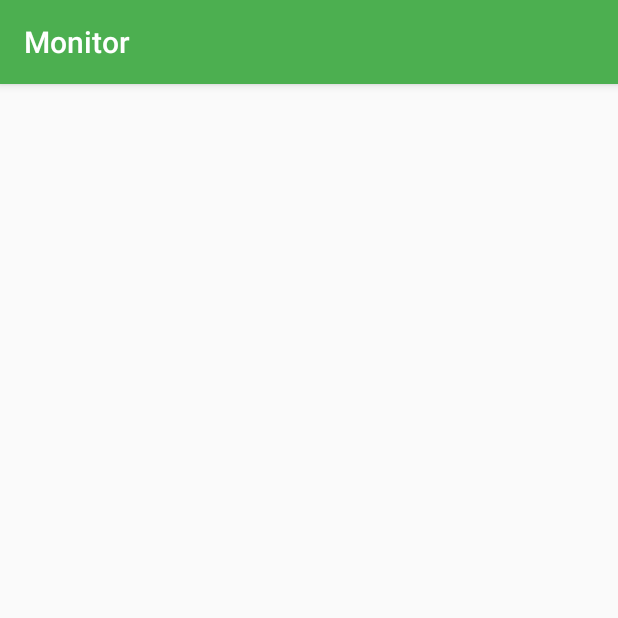
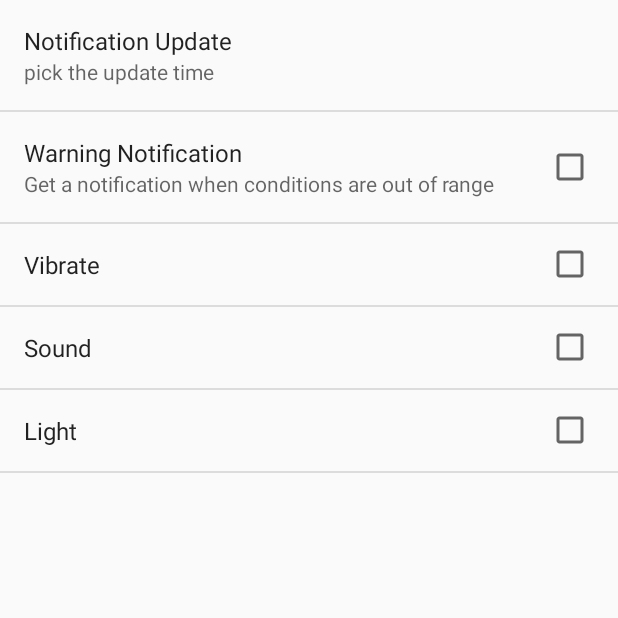
Before and after one commit to alex-clarke/CSCI3130-Group11, an Android app: the screen it shows after launch (Settings), after a tap on "SETTINGS", on a phone screen of 412 x 824 dp, the top half of it. Run offline under Robolectric (Android 15) with nearby library versions, the phone set to English and light mode, and no system bars; our stand-ins replace Firebase (no records; nobody signed in at launch, a user with empty details on screens opened directly).

Commit message:
This app has the fully integrated alarm, update, warning and setting services.
Alarm-> Two different alarms, one for update and another for warning messages with their corresponding broadcasting methods for backgroud processes.

Settings-> Allows to use the update time. If customer would like warning message as soon as something goes out of range. If notitfications are active it allows to choose a vibrate, sound and light notification options. UI was created and array.xml was created

Current_Data-> BUGS were fixed(No more toast messages everytime app runs in background only while user is on the current activity). Class was modified to allow multithreading.

Refactor-> Current Data was refactored as well as util class. NotificationGeneator had to be refactored due to changes in data retrival and util class. Settings was refactored to allow backgtound proccess to run at user's request not a data update.

TESTS-> Espresso testing was done in another branch as discussed on Sunday July 24 during our weekly meeting. All the additions in this branch use system call and Firebase. There is no way we can test them with junit tests or espresso tests. Solution-> dowload an emulator for JUNIT tests that allows systems calls but this was disccussed with TA and said not to worry. For database testing, we need to use mockito tests but this does not preserve the data base structure nor connectivity. Another solution is to upgrade our GOOGLE membership and use FIREBASE LAB TEST

TODO: INTEGRATION WITH CHAT AND HISTORICAL

```diff
--- a/app/src/main/AndroidManifest.xml
+++ b/app/src/main/AndroidManifest.xml
@@ -24,6 +24,7 @@
         <activity android:name=".SetRanges" />
         <activity android:name=".Settings">/></activity>
         <receiver android:name=".BroadcastAlarm" />
+        <receiver android:name=".BroadcastUpdate" />
     </application>
 
 </manifest>
--- a/app/src/main/java/com/csci3130_group11/csci3130_group11/MainActivity.java
+++ b/app/src/main/java/com/csci3130_group11/csci3130_group11/MainActivity.java
@@ -31,8 +31,12 @@ public class MainActivity extends AppCompatActivity implements View.OnClickListe
         /*
         Creation of objects in main page
          */
-
         Util.createDataObjects();
+        /*Retrieves data as soon as objects are created. For example now user can change the
+         notifications settings without going to current Data to update objects
+          */
+        //Util.retrieveCurrent();
+        //Util.retrieveSavedRanges(getApplicationContext());
 
         /*
         Assignes variables to UI's buttons
@@ -41,17 +45,12 @@ public class MainActivity extends AppCompatActivity implements View.OnClickListe
         histoButton =(Button) findViewById(R.id.visualization_button);
         settButton = (Button) findViewById(R.id.setting_button);
 
-
-        tester =  (Button) findViewById(R.id.testing);
-
         /*
         On click method is called as soon as the View (Buttons) is clicked
          */
         currButton.setOnClickListener(this);
         histoButton.setOnClickListener(this);
         settButton.setOnClickListener(this);
-
-        tester.setOnClickListener(this);
 
     }
 
@@ -76,25 +75,6 @@ public class MainActivity extends AppCompatActivity implements View.OnClickListe
             nextPage = new Intent(this, Settings.class);
             startActivity(nextPage);
         }
-        else if(i==R.id.testing){
-         //Alarm....This should be created on its own class once settings are fixed
-
-            //get time
-            Date time = new Date(System.currentTimeMillis());
-            //create an intent that will be  Broadcasted (send to Android OS)
-            Intent alertIntent = new Intent(getApplicationContext(), BroadcastAlarm.class);
-            // creates an alarmManager
-            AlarmManager alarmManager =  (AlarmManager) getSystemService(Context.ALARM_SERVICE);
-            // sends it
-            PendingIntent pendingIntent = PendingIntent.getBroadcast( getApplicationContext(), 0,  alertIntent,  PendingIntent.FLAG_UPDATE_CURRENT);
-            // Updates alarmManager as a repeating alarm.
-            alarmManager.setRepeating(AlarmManager.RTC_WAKEUP,
-                    time.getTime(),
-                    60000,
-                    pendingIntent);
-
-
-        }
 
     }
 
--- a/app/src/main/java/com/csci3130_group11/csci3130_group11/Settings.java
+++ b/app/src/main/java/com/csci3130_group11/csci3130_group11/Settings.java
@@ -1,15 +1,126 @@
 package com.csci3130_group11.csci3130_group11;
 
-import android.support.v7.app.AppCompatActivity;
+import android.app.AlarmManager;
+import android.app.PendingIntent;
+import android.content.Context;
+import android.content.Intent;
+import android.content.SharedPreferences;
+import android.preference.CheckBoxPreference;
+import android.preference.ListPreference;
+import android.preference.Preference;
+import android.preference.PreferenceActivity;
 import android.os.Bundle;
+import android.preference.PreferenceManager;
 
-public class Settings extends AppCompatActivity {
+import java.util.Date;
 
+
+/**
+ * Settings class for notifications
+ */
+public class Settings extends PreferenceActivity {
+
+    /*time unit*/
+    private final int milliInOneHour = 3600000;
+
+    /*current time*/
+    private Date time = new Date(System.currentTimeMillis());
+
+    /*sharedPreferences variables*/
+    CheckBoxPreference warning;
+    ListPreference list;
+
+    /*shared Preferences access*/
+    SharedPreferences savedData;
+    SharedPreferences prefs;
+
+    @SuppressWarnings("deprecation")
     @Override
     protected void onCreate(Bundle savedInstanceState) {
         super.onCreate(savedInstanceState);
-        setContentView(R.layout.activity_settings);
+        addPreferencesFromResource(R.xml.preferences);
 
-        int x; //
+        /*initializes shared preferences*/
+        savedData = PreferenceManager.getDefaultSharedPreferences(getApplicationContext());
+        prefs = PreferenceManager.getDefaultSharedPreferences(getApplicationContext());
+        /*boolean for warning message control*/
+        prefs.getBoolean("WARNING_MSG", false);
+        /*initializes UI variables*/
+        warning = (CheckBoxPreference) getPreferenceManager().findPreference("WarningNotification");
+        list = (ListPreference) findPreference("update_time");
+        list.setValueIndex(0);
+        /**
+         * On change method for warning message. As soon as it is changed it commits changesd
+         * Alarm is initialized here and sends it to broadcasting(Background process)
+         */
+        warning.setOnPreferenceChangeListener(new Preference.OnPreferenceChangeListener() {
+            @Override
+            public boolean onPreferenceChange(Preference preference, Object newValue) {
+                if (!savedData.getBoolean("WarningNotification", false)) {
+                    prefs.edit().putBoolean("WARNING_MSG", true).commit();
+                    /**
+                     * Android OS can only distinguished processes based on the parameters used to
+                     * initialize them. Hence same parameters must be used to cancelled them.
+                     * If two broadcasting activities are based on the same parameters but behave
+                     * differently a different broadcast class must be use to change the parameters and
+                     * allow proper distictions for cancellation at user's input.
+                     */
+                    AlarmManager alarmManager = (AlarmManager) getSystemService(Context.ALARM_SERVICE);
+                    Intent alert= new Intent(getApplicationContext(), BroadcastAlarm.class);
+                    PendingIntent pendingIntent = PendingIntent.getBroadcast(getApplicationContext(), 0, alert, PendingIntent.FLAG_UPDATE_CURRENT);
+                    alarmManager.setRepeating(AlarmManager.RTC_WAKEUP, time.getTime(),
+                            milliInOneHour,
+                            pendingIntent);
+                } else {
+                    prefs.edit().putBoolean("WARNING_MSG", false).commit();
+                    /**
+                     * Alarm cancellation based on activation parameters
+                     */
+                    AlarmManager alarmManager= (AlarmManager) getSystemService(Context.ALARM_SERVICE);
+                    Intent alert= new Intent(getApplicationContext(), BroadcastAlarm.class);
+                    PendingIntent pendingIntent = PendingIntent.getBroadcast(getApplicationContext(), 0, alert, PendingIntent.FLAG_UPDATE_CURRENT);
+                    alarmManager.cancel(pendingIntent);
+                }
+                return true;
+            }
+        });
+
+        /**
+         * On change method for update message. As soon as it is change it inizializes it.
+         * Alarm is initialized here and sends it to broadcasting(Background process)
+         */
+        list.setOnPreferenceChangeListener(new Preference.OnPreferenceChangeListener() {
+            @Override
+            public boolean onPreferenceChange(Preference preference, Object newValue) {
+                String timeText = savedData.getString("update_time", "None");
+                int x = list.findIndexOfValue(timeText);
+                if (!timeText.equals("None")){
+                    int timeValue = Integer.parseInt(timeText);
+                    timeValue= timeValue * milliInOneHour;
+                    /**
+                     * See previous onchange method for explanation
+                     */
+                    AlarmManager alarmManager = (AlarmManager) getSystemService(Context.ALARM_SERVICE);
+                    Intent alert= new Intent(getApplicationContext(), BroadcastUpdate.class);
+                    PendingIntent pendingIntent = PendingIntent.getBroadcast(getApplicationContext(), 0, alert, PendingIntent.FLAG_UPDATE_CURRENT);
+                    alarmManager.setRepeating(AlarmManager.RTC_WAKEUP, time.getTime(),
+                            timeValue,
+                            pendingIntent);
+                }
+                else{
+                    /**
+                     * Cancellation.
+                     * See previous onchange method for explanation
+                     */
+                    AlarmManager alarmManager = (AlarmManager) getSystemService(Context.ALARM_SERVICE);
+                    Intent alert= new Intent(getApplicationContext(), BroadcastUpdate.class);
+                    PendingIntent pendingIntent = PendingIntent.getBroadcast(getApplicationContext(), 0, alert, PendingIntent.FLAG_UPDATE_CURRENT);
+                    alarmManager.cancel(pendingIntent);
+                }
+                return true;
+            }
+        });
+
+
     }
 }
--- a/app/src/main/java/com/csci3130_group11/csci3130_group11/Util.java
+++ b/app/src/main/java/com/csci3130_group11/csci3130_group11/Util.java
@@ -11,8 +11,14 @@ import android.content.SharedPreferences;
 import android.preference.PreferenceManager;
 import android.support.v7.app.AppCompatActivity;
 
-import java.io.Serializable;
+import com.google.firebase.database.DataSnapshot;
+import com.google.firebase.database.DatabaseError;
+import com.google.firebase.database.DatabaseReference;
+import com.google.firebase.database.FirebaseDatabase;
+import com.google.firebase.database.ValueEventListener;
+
 import java.math.BigDecimal;
+import java.util.Scanner;
 
 public class Util extends AppCompatActivity {
 
@@ -22,6 +28,14 @@ public class Util extends AppCompatActivity {
     private static Light l; //Light
     private static Temperature t; // temperature
     private static Humidity h; //humidity
+    /*Firebase Connectivity*/
+    private static DatabaseReference firebaseReference;
+    private static FirebaseDatabase firebaseDBInstance;
+    /*Scanner for parsing database*/
+    private static Scanner scr;
+    /*shared preferences variables*/
+    private static SharedPreferences.Editor savedData;
+    private static SharedPreferences preferences;
 
     public static double increase(double d) {
         BigDecimal b1 = new BigDecimal(Double.toString(d));
@@ -42,10 +56,14 @@ public class Util extends AppCompatActivity {
      */
     public static void createDataObjects(){
 
+        /*makes sure no object is duplicated*/
+        l=null;
+        t=null;
+        h=null;
+        /*creates objects*/
         l = new Light();
         t = new Temperature();
         h = new Humidity();
-
     }
 
     //Getters and Setters - AClarke
@@ -97,12 +115,11 @@ public class Util extends AppCompatActivity {
         t = temperature;
     }
 
-
     /**
-     * Retrieves stored information
+     * Retrieves stored information for ranges and last retrieved data
+     * @param context (Context of the activity where data will be displayed)
      */
-    public static Context retrieveSavedRanges(Context context){
-
+    public static Context retrieveSavedData(Context context){
 
         /*
         Creates objects if they are null... Only during background process.
@@ -119,6 +136,9 @@ public class Util extends AppCompatActivity {
         String huHigh = savedData.getString("HUMIDITY_HIGH", Double.toString(h.getUserInputedRangeUpper()));
         String liLow  = savedData.getString("LIGHT_LOW", Double.toString(l.getUserInputedRangeLower()));
         String liHigh =  savedData.getString("LIGHT_HIGH", Double.toString(l.getUserInputedRangeUpper()));
+        String cTem = savedData.getString("TEMPERATURE_CURRENT", Double.toString(t.getCurrent()));
+        String cLight = savedData.getString("LIGHT_CURRENT", Double.toString(l.getCurrent()));
+        String cHum = savedData.getString("HUMIDITY_CURRENT", Double.toString(h.getCurrent()));
 
         // Parsing from String to Double
         double hMax = Double.parseDouble(huHigh);
@@ -127,6 +147,9 @@ public class Util extends AppCompatActivity {
         double tMin = Double.parseDouble(teLow );
         double lMax = Double.parseDouble(liHigh);
         double lMin = Double.parseDouble(liLow );
+        double cT = Double.parseDouble(cTem);
+        double cL = Double.parseDouble(cLight);
+        double cH = Double.parseDouble(cHum);
 
         h.setUserInputedRangeLower(hMin);
         l.setUserInputedRangeLower(lMin);
@@ -134,6 +157,9 @@ public class Util extends AppCompatActivity {
         h.setUserInputedRangeUpper(hMax);
         l.setUserInputedRangeUpper(lMax);
         t.setUserInputedRangeUpper(tMax);
+        h.setCurrent(cH);
+        l.setCurrent(cH);
+        t.setCurrent(cT);
 
         return context;
 
--- a/app/src/main/res/layout/activity_settings.xml
+++ /dev/null
@@ -1,9 +0,0 @@
-<?xml version="1.0" encoding="utf-8"?>
-<android.support.constraint.ConstraintLayout xmlns:android="http://schemas.android.com/apk/res/android"
-    xmlns:app="http://schemas.android.com/apk/res-auto"
-    xmlns:tools="http://schemas.android.com/tools"
-    android:layout_width="match_parent"
-    android:layout_height="match_parent"
-    tools:context="com.csci3130_group11.csci3130_group11.Settings">
-
-</android.support.constraint.ConstraintLayout>
--- /dev/null
+++ b/app/src/main/res/values/arrays.xml
@@ -0,0 +1,22 @@
+<?xml version="1.0" encoding="utf-8"?>
+<resources>
+    <string-array name="notification_time">
+        <item>None</item>
+        <item>1 </item>
+        <item>2 </item>
+        <item>4 </item>
+        <item>6 </item>
+        <item>12 </item>
+        <item>24 </item>
+    </string-array>
+
+    <string-array name="values">
+        <item>0</item>
+        <item>1</item>
+        <item>2</item>
+        <item>4</item>
+        <item>6</item>
+        <item>12</item>
+        <item>24</item>
+    </string-array>
+</resources>
--- /dev/null
+++ b/app/src/main/res/xml/preferences.xml
@@ -0,0 +1,29 @@
+<?xml version="1.0" encoding="utf-8"?>
+
+<PreferenceScreen xmlns:android="http://schemas.android.com/apk/res/android">
+
+    <ListPreference
+        android:defaultValue="0"
+        android:entries="@array/notification_time"
+        android:entryValues="@array/values"
+        android:key="update_time"
+        android:summary="pick the update time"
+        android:title="Notification Update" />
+    <CheckBoxPreference
+        android:defaultValue="false"
+        android:key="WarningNotification"
+        android:summary="Get a notification when conditions are out of range"
+        android:title="Warning Notification" />
+    <CheckBoxPreference
+        android:defaultValue="false"
+        android:key="BuzzNotification"
+        android:title="Vibrate" />
+    <CheckBoxPreference
+        android:defaultValue="false"
+        android:key="SoundNotification"
+        android:title="Sound" />
+    <CheckBoxPreference
+        android:defaultValue="false"
+        android:key="LightNotification"
+        android:title="Light" />
+</PreferenceScreen>
```
Also changed, not shown: app/src/main/java/com/csci3130_group11/csci3130_group11/BroadcastAlarm.java (+21 -5 lines), app/src/main/java/com/csci3130_group11/csci3130_group11/BroadcastUpdate.java (added, +27 -0 lines), app/src/main/java/com/csci3130_group11/csci3130_group11/DisplayCurrentData.java (+70 -45 lines), app/src/main/java/com/csci3130_group11/csci3130_group11/NotificationGenerator.java (+38 -4 lines), app/src/main/res/layout/activity_main.xml (+0 -10 lines), 1 other file.
